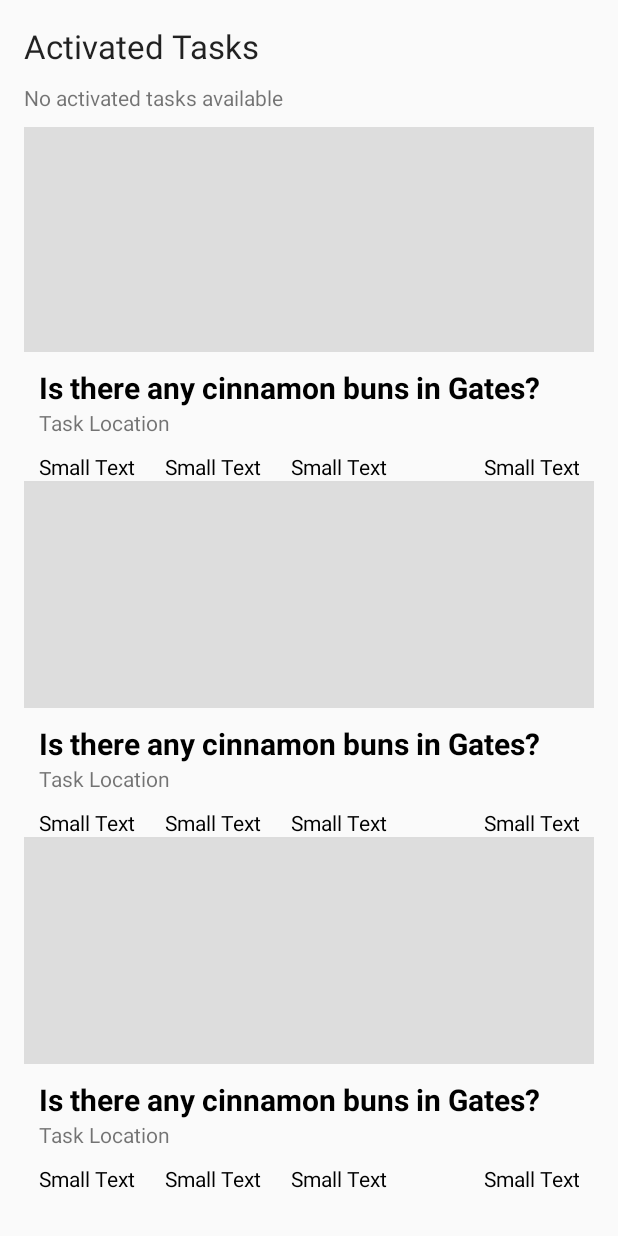
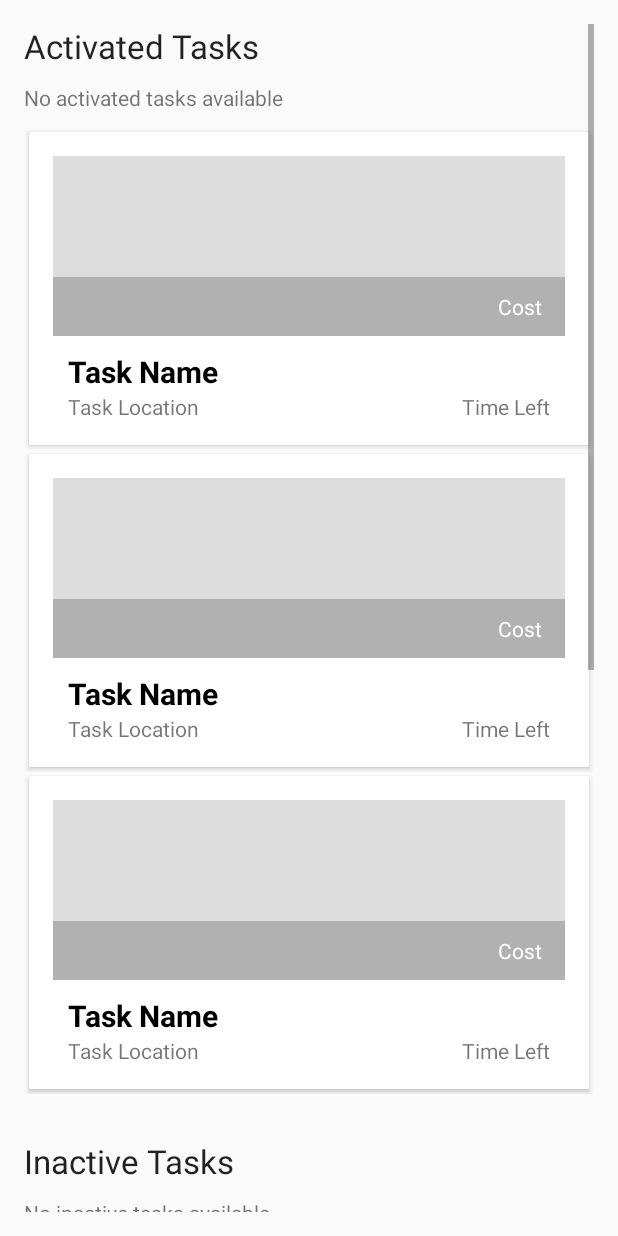
Before and after one commit to CMUChimpsLab/CrowdsourcingApp, an Android app: the layout fragment_task_available_list.xml on its own in the app's theme, with its tools: preview values and no code run, on a phone screen of 412 x 824 dp. Run offline under Robolectric (Android 15) with nearby library versions, the phone set to English and light mode, and no system bars.

Commit message:
better available task list design

```diff
--- a/app/build.gradle
+++ b/app/build.gradle
@@ -32,6 +32,7 @@ dependencies {
     compile 'com.google.code.gson:gson:2.2.4'
     compile 'com.android.support:support-v4:23.1.1'
     compile 'com.android.support:recyclerview-v7:23.1.1'
+    compile 'com.android.support:cardview-v7:23.1.1'
 }
 
 apply plugin: 'com.google.gms.google-services'
--- /dev/null
+++ b/app/src/main/java/com/dhchoi/crowdsourcingapp/CustomListView.java
@@ -0,0 +1,29 @@
+package com.dhchoi.crowdsourcingapp;
+
+import android.content.Context;
+import android.util.AttributeSet;
+import android.widget.ListView;
+
+/**
+ * Fixed-height ListView that can be put into ScrollViews.
+ *
+ * Reference: http://stackoverflow.com/a/29708371
+ */
+public class CustomListView extends ListView {
+    public CustomListView(Context context) {
+        super(context);
+    }
+
+    public CustomListView(Context context, AttributeSet attrs) {
+        super(context, attrs);
+    }
+
+    public CustomListView(Context context, AttributeSet attrs, int defStyleAttr) {
+        super(context, attrs, defStyleAttr);
+    }
+
+    @Override
+    protected void onMeasure(int widthMeasureSpec, int heightMeasureSpec) {
+        super.onMeasure(widthMeasureSpec, MeasureSpec.makeMeasureSpec(Integer.MAX_VALUE >> 4, MeasureSpec.AT_MOST));
+    }
+}
--- a/app/src/main/java/com/dhchoi/crowdsourcingapp/fragments/TaskAvailableFragment.java
+++ b/app/src/main/java/com/dhchoi/crowdsourcingapp/fragments/TaskAvailableFragment.java
@@ -13,7 +13,7 @@ public class TaskAvailableFragment extends Fragment {
 
     public static final String NAME = "NEARBY";
 
-    private boolean isMapShown = true;
+    private boolean isMapShown = false;
     private TaskAvailableMapFragment mTaskAvailableMapFragment = new TaskAvailableMapFragment();
     private TaskAvailableListFragment mTaskAvailableListFragment = new TaskAvailableListFragment();
 
--- a/app/src/main/java/com/dhchoi/crowdsourcingapp/fragments/TaskAvailableListFragment.java
+++ b/app/src/main/java/com/dhchoi/crowdsourcingapp/fragments/TaskAvailableListFragment.java
@@ -2,25 +2,34 @@ package com.dhchoi.crowdsourcingapp.fragments;
 
 import android.content.Context;
 import android.content.Intent;
+import android.graphics.Bitmap;
+import android.graphics.BitmapFactory;
+import android.os.AsyncTask;
 import android.os.Bundle;
 import android.support.v4.app.Fragment;
 import android.util.Log;
 import android.view.LayoutInflater;
 import android.view.View;
 import android.view.ViewGroup;
+import android.view.ViewTreeObserver;
 import android.widget.AdapterView;
 import android.widget.ArrayAdapter;
-import android.widget.ListView;
+import android.widget.ImageView;
+import android.widget.ScrollView;
 import android.widget.TextView;
 
 import com.dhchoi.crowdsourcingapp.Constants;
+import com.dhchoi.crowdsourcingapp.CustomListView;
 import com.dhchoi.crowdsourcingapp.R;
 import com.dhchoi.crowdsourcingapp.activities.MainActivity;
 import com.dhchoi.crowdsourcingapp.activities.TaskCompleteActivity;
 import com.dhchoi.crowdsourcingapp.task.Task;
 
+import java.io.IOException;
+import java.net.URL;
 import java.util.ArrayList;
 import java.util.List;
+import java.util.Random;
 
 public class TaskAvailableListFragment extends Fragment implements MainActivity.OnTasksUpdatedListener {
 
@@ -45,15 +54,23 @@ public class TaskAvailableListFragment extends Fragment implements MainActivity.
         mInactiveTasksNotice = (TextView) rootView.findViewById(R.id.inactive_tasks_notice);
 
         // setup task list views and adapters
-        ListView activeTaskListView = (ListView) rootView.findViewById(R.id.active_tasks);
+        CustomListView activeTaskListView = (CustomListView) rootView.findViewById(R.id.active_tasks);
         activeTaskListView.setAdapter(mActiveTaskListAdapter = new TaskListAdapter(getActivity(), mActiveTasks));
         activeTaskListView.setOnItemClickListener(new OnTaskItemClickListener());
 
-        ListView inactiveTaskListView = (ListView) rootView.findViewById(R.id.inactive_tasks);
+        CustomListView inactiveTaskListView = (CustomListView) rootView.findViewById(R.id.inactive_tasks);
         inactiveTaskListView.setAdapter(mInactiveTaskListAdapter = new TaskListAdapter(getActivity(), mInactiveTasks));
         inactiveTaskListView.setOnItemClickListener(new OnTaskItemClickListener());
 
         updateNoticeTextViews();
+
+        final ScrollView scrollView = (ScrollView) rootView.findViewById(R.id.scroll_view);
+        scrollView.getViewTreeObserver().addOnGlobalLayoutListener(new ViewTreeObserver.OnGlobalLayoutListener() {
+            @Override
+            public void onGlobalLayout() {
+                scrollView.fullScroll(View.FOCUS_UP);
+            }
+        });
 
         // Inflate the layout for this fragment
         return rootView;
@@ -61,13 +78,18 @@ public class TaskAvailableListFragment extends Fragment implements MainActivity.
 
     @Override
     public void onTasksActivationUpdated(List<Task> activatedTasks, List<Task> inactivatedTasks) {
-        mActiveTasks = activatedTasks;
-        mInactiveTasks = inactivatedTasks;
+        mActiveTasks.clear();
+        mActiveTasks.addAll(activatedTasks);
+        mInactiveTasks.clear();
+        mInactiveTasks.addAll(inactivatedTasks);
 
         if (getView() != null) {
             mActiveTaskListAdapter.notifyDataSetChanged();
             mInactiveTaskListAdapter.notifyDataSetChanged();
             updateNoticeTextViews();
+        }
+        else {
+            Log.d(Constants.TAG, "onTasksActivationUpdated was called before view was initialized");
         }
     }
 
@@ -94,8 +116,30 @@ public class TaskAvailableListFragment extends Fragment implements MainActivity.
 
             ((TextView) convertView.findViewById(R.id.task_name)).setText(task.getName());
             ((TextView) convertView.findViewById(R.id.task_location)).setText(task.getLocation().getName());
-            // BitmapDescriptorFactory.fromResource(R.drawable.marker))
             ((TextView) convertView.findViewById(R.id.task_cost)).setText("$" + task.getCost());
+            final ImageView taskImage = (ImageView) convertView.findViewById(R.id.task_image);
+            Random random = new Random();
+            taskImage.setBackgroundColor(0xff000000 + 256 * 256 * random.nextInt(256) + 256 * random.nextInt(256) + random.nextInt(256));
+//            new AsyncTask<Void, Void, Bitmap>() {
+//                @Override
+//                protected Bitmap doInBackground(Void... params) {
+//                    Bitmap image = null;
+//                    try {
+//                        URL url = new URL("https://c2.staticflickr.com/4/3713/10988185013_26082c04a4_b.jpg");
+//                        image = BitmapFactory.decodeStream(url.openStream());
+//                    } catch (IOException e) {
+//                        e.printStackTrace();
+//                    }
+//                    return image;
+//                }
+//
+//                @Override
+//                protected void onPostExecute(Bitmap image) {
+//                    if (image != null) {
+//                        taskImage.setImageBitmap(image);
+//                    }
+//                }
+//            }.execute();
 
             // Return the completed view to render on screen
             return convertView;
--- a/app/src/main/res/layout/fragment_task_available_list.xml
+++ b/app/src/main/res/layout/fragment_task_available_list.xml
@@ -1,15 +1,23 @@
 <LinearLayout xmlns:android="http://schemas.android.com/apk/res/android"
     xmlns:tools="http://schemas.android.com/tools"
-    xmlns:app="http://schemas.android.com/apk/res-auto"
     android:layout_width="match_parent"
-    android:layout_height="match_parent"
-    tools:context=".fragments.TaskAvailableListFragment"
+    android:layout_height="wrap_content"
     android:orientation="vertical"
     android:paddingBottom="@dimen/activity_vertical_margin"
     android:paddingLeft="@dimen/activity_horizontal_margin"
     android:paddingRight="@dimen/activity_horizontal_margin"
     android:paddingTop="@dimen/activity_vertical_margin"
-    app:layout_behavior="@string/appbar_scrolling_view_behavior">
+    tools:context=".fragments.TaskAvailableListFragment">
+
+    <ScrollView
+        android:id="@+id/scroll_view"
+        android:layout_width="match_parent"
+        android:layout_height="wrap_content">
+
+        <LinearLayout
+            android:layout_width="match_parent"
+            android:layout_height="wrap_content"
+            android:orientation="vertical">
 
             <TextView
                 android:id="@+id/active_tasks_title"
@@ -25,11 +33,12 @@
                 android:layout_marginTop="10dp"
                 android:text="No activated tasks available" />
 
-    <ListView
+            <com.dhchoi.crowdsourcingapp.CustomListView
                 android:id="@+id/active_tasks"
-        android:layout_width="wrap_content"
+                android:layout_width="match_parent"
                 android:layout_height="wrap_content"
                 android:layout_marginTop="10dp"
+                android:divider="#00000000"
                 tools:listitem="@layout/listitem_task_available" />
 
             <TextView
@@ -47,11 +56,16 @@
                 android:layout_marginTop="10dp"
                 android:text="No inactive tasks available" />
 
-    <ListView
+            <com.dhchoi.crowdsourcingapp.CustomListView
                 android:id="@+id/inactive_tasks"
-        android:layout_width="wrap_content"
+                android:layout_width="match_parent"
                 android:layout_height="wrap_content"
                 android:layout_marginTop="10dp"
+                android:divider="#00000000"
                 tools:listitem="@layout/listitem_task_available" />
 
         </LinearLayout>
+
+    </ScrollView>
+
+</LinearLayout>
--- a/app/src/main/res/layout/listitem_task_available.xml
+++ b/app/src/main/res/layout/listitem_task_available.xml
@@ -1,29 +1,37 @@
 <?xml version="1.0" encoding="utf-8"?>
-<LinearLayout xmlns:android="http://schemas.android.com/apk/res/android"
-    android:orientation="vertical" android:layout_width="match_parent"
+<LinearLayout
+    xmlns:android="http://schemas.android.com/apk/res/android"
+    android:layout_width="match_parent"
+    android:layout_height="wrap_content">
+
+    <android.support.v7.widget.CardView
+        xmlns:card_view="http://schemas.android.com/apk/res-auto"
+        card_view:cardCornerRadius="1dp"
+        android:layout_width="match_parent"
         android:layout_height="wrap_content"
-    android:weightSum="1">
+        android:layout_margin="3dp">
 
         <RelativeLayout
-        android:layout_width="wrap_content"
+            android:layout_width="match_parent"
             android:layout_height="wrap_content"
+            android:padding="16dp"
             android:layout_gravity="center_horizontal">
 
             <ImageView
+                android:id="@+id/task_image"
                 android:layout_width="wrap_content"
-            android:layout_height="150dp"
-            android:id="@+id/imageView2"
+                android:layout_height="120dp"
                 android:layout_alignParentTop="true"
                 android:layout_alignParentStart="true"
                 android:layout_alignParentEnd="true"
                 android:background="#ddd" />
 
             <TextView
+                android:id="@+id/task_name"
                 android:layout_width="match_parent"
                 android:layout_height="wrap_content"
+                android:text="Task Name"
                 android:textAppearance="?android:attr/textAppearanceMedium"
-            android:text="Is there any cinnamon buns in Gates?"
-            android:id="@+id/task_name"
                 android:paddingTop="10dp"
                 android:paddingLeft="10dp"
                 android:paddingRight="10dp"
@@ -31,7 +39,7 @@
                 android:textSize="20dp"
                 android:textStyle="bold"
                 android:layout_alignParentStart="true"
-            android:layout_below="@+id/imageView2" />
+                android:layout_below="@id/task_image" />
 
             <TextView
                 android:id="@+id/task_location"
@@ -43,82 +51,34 @@
                 android:text="Task Location"
                 android:textAppearance="?android:attr/textAppearanceSmall" />
 
-        <TableRow
-            android:layout_width="match_parent"
+            <TextView
+                android:id="@+id/task_timeleft"
+                android:layout_width="wrap_content"
                 android:layout_height="wrap_content"
-            android:layout_centerHorizontal="true"
-            android:id="@+id/tableRow"
-            android:layout_below="@id/task_location"
-            android:paddingTop="10dp"
                 android:paddingLeft="10dp"
-            android:paddingRight="10dp">
+                android:paddingRight="10dp"
+                android:text="Time Left"
+                android:textAppearance="?android:attr/textAppearanceSmall"
+                android:layout_alignTop="@+id/task_location"
+                android:layout_alignParentEnd="true" />
 
             <TextView
-                android:layout_width="wrap_content"
-                android:layout_height="wrap_content"
-                android:textAppearance="?android:attr/textAppearanceSmall"
-                android:text="Small Text"
-                android:id="@+id/textView3"
-                android:paddingRight="20dp"
-                android:textColor="#000000" />
-
-            <TextView
-                android:layout_width="wrap_content"
-                android:layout_height="wrap_content"
-                android:textAppearance="?android:attr/textAppearanceSmall"
-                android:text="Small Text"
-                android:id="@+id/textView5"
-                android:paddingRight="20dp"
-                android:textColor="#000000" />
-
-            <TextView
-                android:layout_width="wrap_content"
-                android:layout_height="wrap_content"
-                android:textAppearance="?android:attr/textAppearanceSmall"
-                android:text="Small Text"
-                android:id="@+id/textView4"
-                android:textColor="#000000" />
-
-            <TextView
+                android:id="@+id/task_cost"
                 android:layout_width="match_parent"
                 android:layout_height="wrap_content"
                 android:textAppearance="?android:attr/textAppearanceSmall"
-                android:text="Small Text"
-                android:id="@+id/task_cost"
+                android:text="Cost"
+                android:paddingTop="10dp"
+                android:paddingBottom="10dp"
+                android:paddingRight="15dp"
                 android:textAlignment="textEnd"
-                android:textColor="#000000" />
-        </TableRow>
+                android:textColor="#ffffff"
+                android:background="#33000000"
+                android:layout_alignParentEnd="true"
+                android:layout_above="@id/task_name" />
+
         </RelativeLayout>
+
+    </android.support.v7.widget.CardView>
+
 </LinearLayout>
-
-<!--<?xml version="1.0" encoding="utf-8"?>-->
-<!--<RelativeLayout xmlns:android="http://schemas.android.com/apk/res/android"-->
-    <!--android:layout_width="match_parent"-->
-    <!--android:layout_height="match_parent">-->
-
-    <!--<TextView-->
-        <!--android:id="@+id/task_name"-->
-        <!--android:layout_width="wrap_content"-->
-        <!--android:layout_height="wrap_content"-->
-        <!--android:text="Task Name"-->
-        <!--android:textAppearance="?android:attr/textAppearanceMedium"-->
-        <!--android:textColor="#000000" />-->
-
-    <!--<TextView-->
-        <!--android:id="@+id/task_location"-->
-        <!--android:layout_width="wrap_content"-->
-        <!--android:layout_height="wrap_content"-->
-        <!--android:layout_below="@id/task_name"-->
-        <!--android:text="Task Location"-->
-        <!--android:textAppearance="?android:attr/textAppearanceSmall" />-->
-
-    <!--<TextView-->
-        <!--android:id="@+id/task_cost"-->
-        <!--android:layout_width="wrap_content"-->
-        <!--android:layout_height="wrap_content"-->
-        <!--android:layout_above="@+id/task_location"-->
-        <!--android:layout_alignParentEnd="true"-->
-        <!--android:text="Task Cost"-->
-        <!--android:textAppearance="?android:attr/textAppearanceMedium"-->
-        <!--android:textColor="#000000" />-->
-<!--</RelativeLayout>-->
```
Lines whose indentation alone changed are shown as unchanged.
